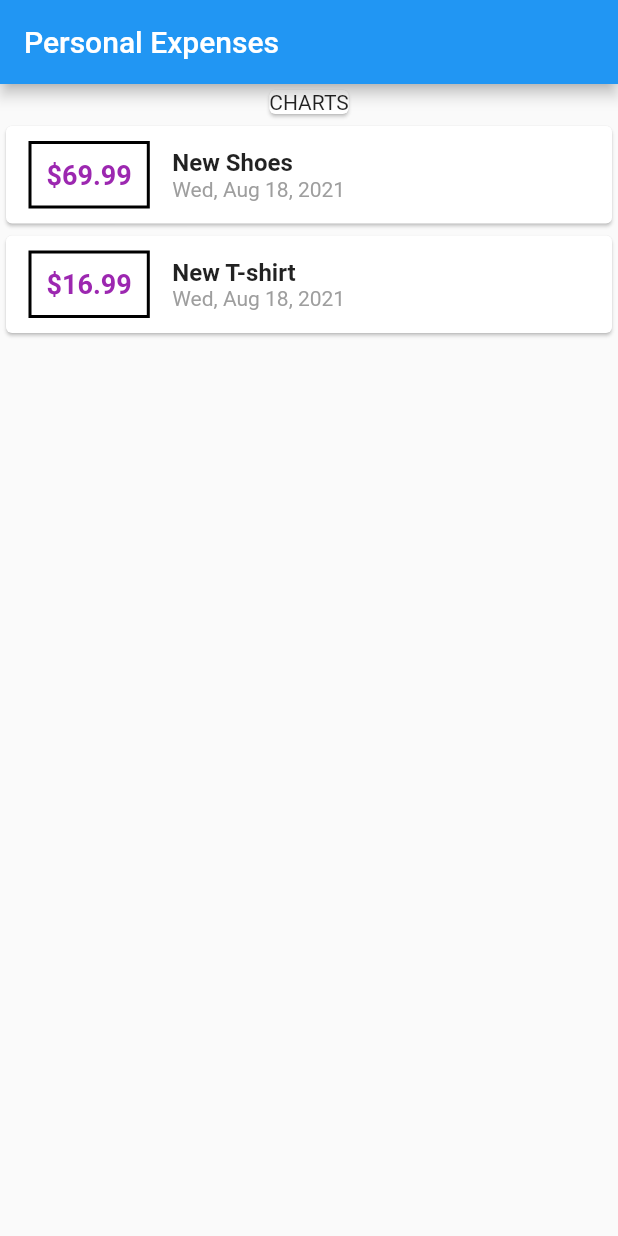
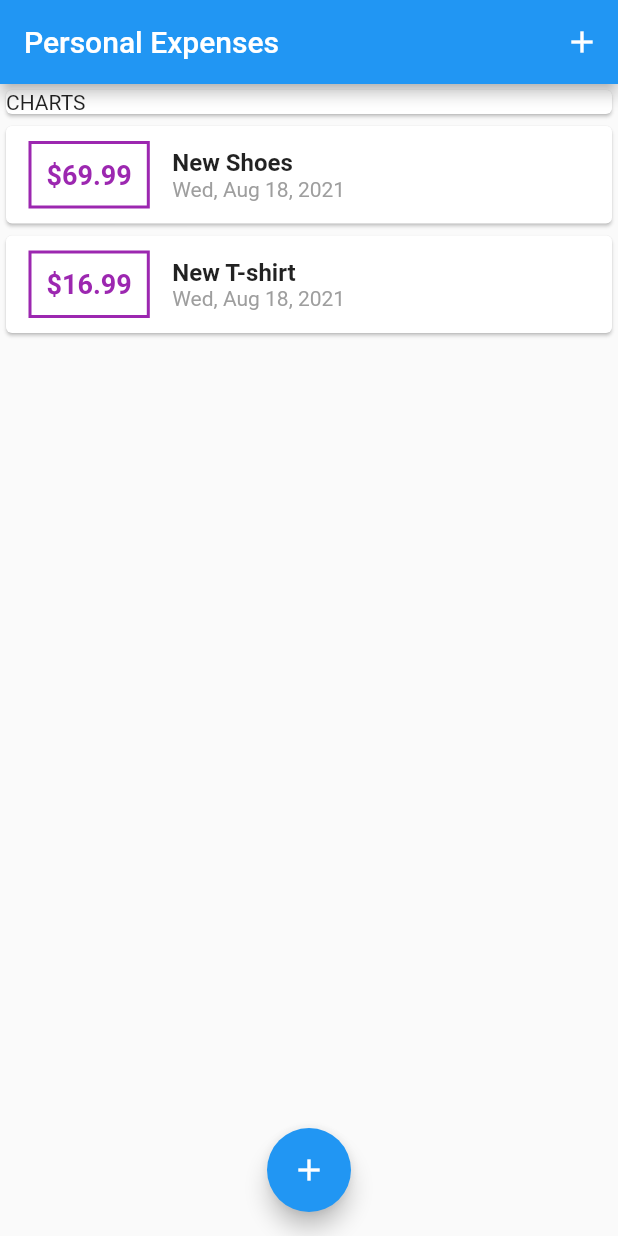
Before and after one commit to turinaf/flutter-dart, a Flutter app: the screen it shows after launch, on a phone screen of 412 x 824 dp. Run offline on Flutter 3.47's test engine with Material 2 defaults, Android fonts, the light colour scheme and no system bars.

Commit message:
Modal bottom sheet % floating action button

```diff
--- a/user_expenses/lib/main.dart
+++ b/user_expenses/lib/main.dart
@@ -1,7 +1,8 @@
 import 'package:flutter/material.dart';
-import 'package:intl/intl.dart';
+import 'package:user_expenses/widgets/transaction_list.dart';
+import './widgets/new_transaction.dart';
 
-import 'package:user_expenses/transaction.dart';
+import './models/transaction.dart';
 
 void main() => runApp(MyApp());
 
@@ -25,7 +26,7 @@ class HomePage extends StatefulWidget {
 }
 
 class _HomePageState extends State<HomePage> {
-  final List<Transaction> transactions = [
+  final List<Transaction> _userTransactions = [
     Transaction(
       id: 't1',
       title: "New Shoes",
@@ -39,65 +40,56 @@ class _HomePageState extends State<HomePage> {
       date: DateTime.now(),
     ),
   ];
+  void _addNewTransaction(String txTitle, double txAmount) {
+    final newTx = Transaction(
+      id: DateTime.now().toString(),
+      title: txTitle,
+      amount: txAmount,
+      date: DateTime.now(),
+    );
+
+    setState(() {
+      _userTransactions.add(newTx);
+    });
+  }
+
+  void _startAddNewTransaction(BuildContext ctx) {
+    showModalBottomSheet(
+        context: ctx,
+        builder: (bCtx) {
+          return NewTransaction(_addNewTransaction);
+        });
+  }
+
   @override
   Widget build(BuildContext context) {
     return Scaffold(
       appBar: AppBar(
         title: Text("Personal Expenses"),
+        actions: [
+          IconButton(
+            onPressed: () => _startAddNewTransaction(context),
+            icon: Icon(Icons.add),
           ),
-      body: Column(
+        ],
+      ),
+      body: SingleChildScrollView(
+        child: Column(
+          crossAxisAlignment: CrossAxisAlignment.stretch,
           children: [
             Container(
               child: Card(
                 child: Text("CHARTS"),
               ),
             ),
-          Column(
-            children: transactions.map((tx) {
-              return Card(
-                child: Row(
-                  children: [
-                    Container(
-                      padding: EdgeInsets.all(10),
-                      margin:
-                          EdgeInsets.symmetric(vertical: 10, horizontal: 15),
-                      decoration: BoxDecoration(
-                          border: Border.all(
-                        color: Colors.black,
-                        width: 2,
-                      )),
-                      child: Text(
-                        '\$${tx.amount}',
-                        style: TextStyle(
-                          fontWeight: FontWeight.bold,
-                          fontSize: 18,
-                          color: Colors.purple,
+            TransactionList(_userTransactions),
+          ],
         ),
       ),
-                    ),
-                    Column(
-                      crossAxisAlignment: CrossAxisAlignment.start,
-                      children: [
-                        Text(
-                          tx.title,
-                          textAlign: TextAlign.left,
-                          style: TextStyle(
-                            fontSize: 16,
-                            fontWeight: FontWeight.bold,
-                          ),
-                        ),
-                        Text(
-                          DateFormat.yMMMEd().format(tx.date),
-                          style: TextStyle(color: Colors.grey),
-                        ),
-                      ],
-                    )
-                  ],
-                ),
-              );
-            }).toList(),
-          )
-        ],
+      floatingActionButtonLocation: FloatingActionButtonLocation.centerFloat,
+      floatingActionButton: FloatingActionButton(
+        child: Icon(Icons.add),
+        onPressed: () => _startAddNewTransaction(context),
       ),
     );
   }
--- /dev/null
+++ b/user_expenses/lib/widgets/transaction_list.dart
@@ -0,0 +1,59 @@
+import 'package:flutter/material.dart';
+import 'package:intl/intl.dart';
+import '../models/transaction.dart';
+
+class TransactionList extends StatelessWidget {
+  final List<Transaction> transactions;
+  TransactionList(this.transactions);
+  @override
+  Widget build(BuildContext context) {
+    return Container(
+      height: 300,
+      child: ListView.builder(
+        itemBuilder: (ctx, index) {
+          return Card(
+            child: Row(
+              children: [
+                Container(
+                  padding: EdgeInsets.all(10),
+                  margin: EdgeInsets.symmetric(vertical: 10, horizontal: 15),
+                  decoration: BoxDecoration(
+                      border: Border.all(
+                    color: Colors.purple,
+                    width: 2,
+                  )),
+                  child: Text(
+                    '\$${transactions[index].amount.toStringAsFixed(2)}',
+                    style: TextStyle(
+                      fontWeight: FontWeight.bold,
+                      fontSize: 18,
+                      color: Colors.purple,
+                    ),
+                  ),
+                ),
+                Column(
+                  crossAxisAlignment: CrossAxisAlignment.start,
+                  children: [
+                    Text(
+                      transactions[index].title,
+                      textAlign: TextAlign.left,
+                      style: TextStyle(
+                        fontSize: 16,
+                        fontWeight: FontWeight.bold,
+                      ),
+                    ),
+                    Text(
+                      DateFormat.yMMMEd().format(transactions[index].date),
+                      style: TextStyle(color: Colors.grey),
+                    ),
+                  ],
+                )
+              ],
+            ),
+          );
+        },
+        itemCount: transactions.length,
+      ),
+    );
+  }
+}
```
Also changed, not shown: user_expenses/lib/widgets/new_transaction.dart (added, +68 -0 lines), user_expenses/lib/models/transaction.dart (renamed from user_expenses/lib/transaction.dart). Lines whose indentation alone changed are shown as unchanged.
